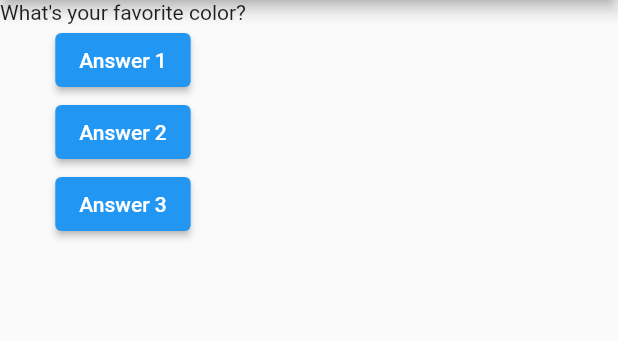
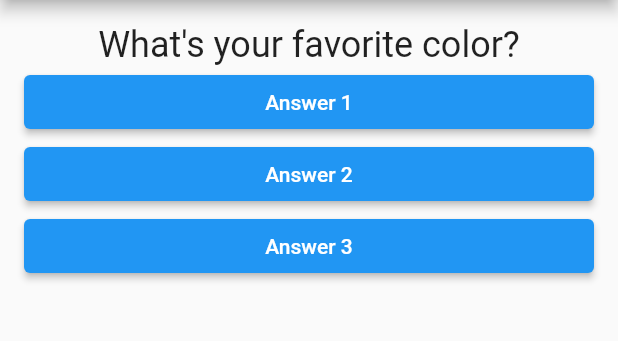
Before and after one commit to FadyFawzyOfficial/quiz, a Flutter app: the screen it shows after launch, on a phone screen of 412 x 824 dp, the part 84-425 px from its top. Run offline on Flutter 3.47's test engine with Material 2 defaults, Android fonts, the phone set to English and light mode, and no system bars.

Commit message:
11. Style Text Widget & Layout other Widgets

```diff
--- a/lib/main.dart
+++ b/lib/main.dart
@@ -25,7 +25,10 @@ class _MyAppState extends State<MyApp> {
     return MaterialApp(
       home: Scaffold(
         appBar: AppBar(title: const Text('Quiz')),
-        body: Column(
+        body: Padding(
+          padding: const EdgeInsets.all(16),
+          child: Column(
+            crossAxisAlignment: CrossAxisAlignment.stretch,
             children: [
               Question(_questions[_questionIndex]),
               ElevatedButton(
@@ -46,6 +49,7 @@ class _MyAppState extends State<MyApp> {
             ],
           ),
         ),
+      ),
     );
   }
 }
--- a/lib/question.dart
+++ b/lib/question.dart
@@ -2,8 +2,15 @@ import 'package:flutter/material.dart';
 
 class Question extends StatelessWidget {
   final String questionText;
+
   const Question(this.questionText, {super.key});
 
   @override
-  Widget build(BuildContext context) => Text(questionText);
+  Widget build(BuildContext context) {
+    return Text(
+      questionText,
+      style: const TextStyle(fontSize: 24),
+      textAlign: TextAlign.center,
+    );
+  }
 }
```
Lines whose indentation alone changed are shown as unchanged.
